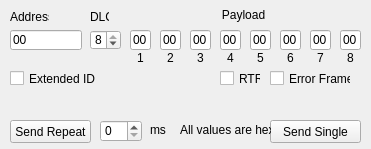
This is src/window/RawTxWindow/RawTxWindow.ui in HubertD/cangaroo as Qt 5 draws it before an edit. The edited form follows.
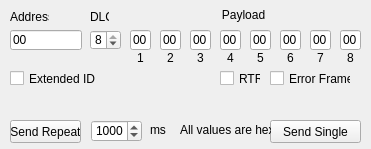
This is the edited form.

Commit message: Repeated send support functional

Patch:
```diff
--- a/src/window/RawTxWindow/RawTxWindow.ui
+++ b/src/window/RawTxWindow/RawTxWindow.ui
@@ -43,7 +43,7 @@
     <rect>
      <x>10</x>
      <y>120</y>
-     <width>81</width>
+     <width>71</width>
      <height>23</height>
     </rect>
    </property>
@@ -443,12 +443,18 @@
   <widget class="QSpinBox" name="spinBox_RepeatRate">
    <property name="geometry">
     <rect>
-     <x>100</x>
+     <x>91</x>
      <y>120</y>
-     <width>42</width>
+     <width>51</width>
      <height>22</height>
     </rect>
    </property>
+   <property name="maximum">
+    <number>10000</number>
+   </property>
+   <property name="value">
+    <number>1000</number>
+   </property>
   </widget>
   <widget class="QCheckBox" name="checkBox_IsRTR">
    <property name="geometry">
```
Left out of the diff: 2 changed lines with no effect on the pictures. The commit also changes 2 other files.
